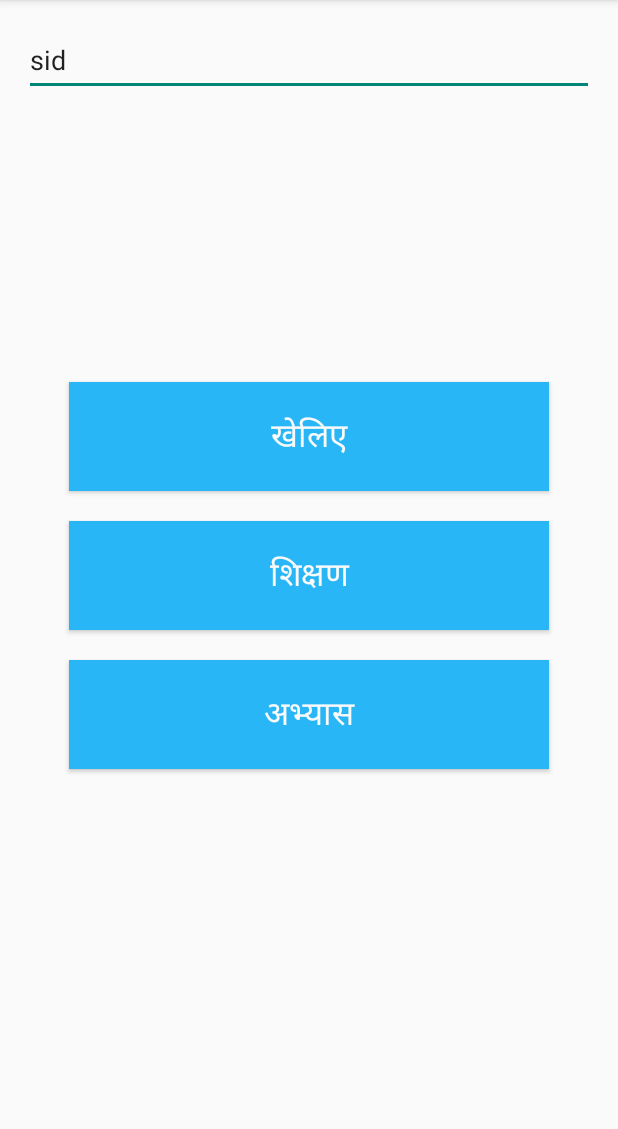
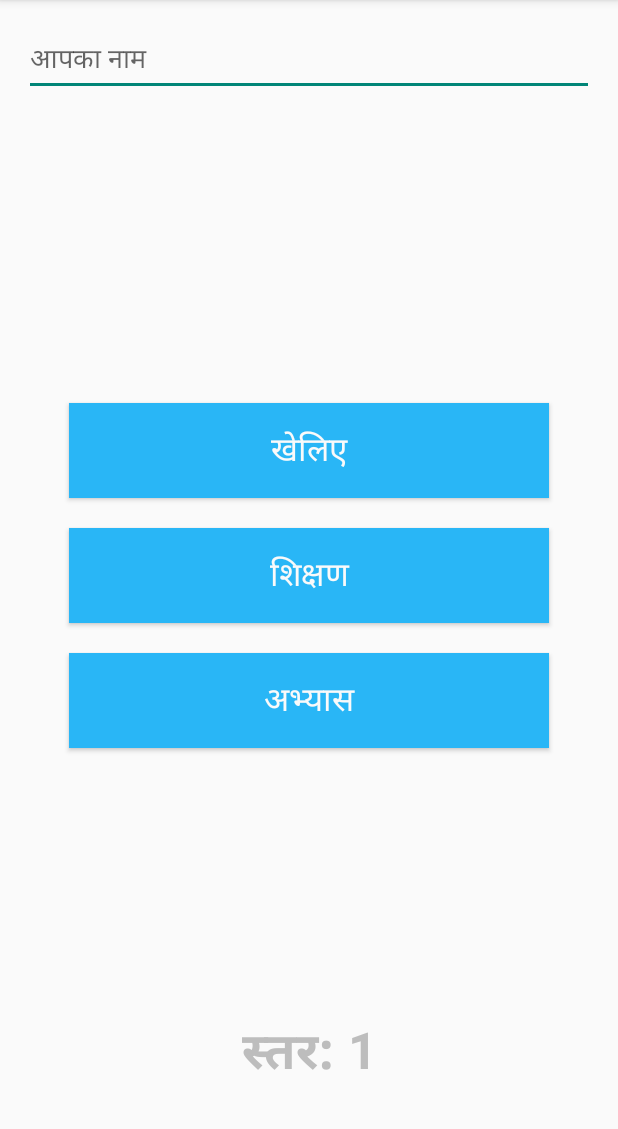
Before and after one commit to mavidser/Willow, an Android app: the MainMenu screen opened directly, with no data from a screen before it, on a phone screen of 412 x 824 dp, the part 84-1213 px from its top. Run offline under Robolectric (Android 15) with nearby library versions, the phone set to English and light mode, and no system bars; libraries missing offline, so code that uses them is left out: com.github.nkzawa.socketio; 1 statement that could not run was skipped.

Commit message:
final prototype

```diff
--- a/app/src/main/java/mavidser/willow/MainMenu.java
+++ b/app/src/main/java/mavidser/willow/MainMenu.java
@@ -40,7 +40,7 @@ public class MainMenu extends ActionBarActivity {
         final SharedPreferences prefs = PreferenceManager
                 .getDefaultSharedPreferences(this);
 
-        message.setText(prefs.getString("name", "sid"));
+        message.setText(prefs.getString("name", ""));
 
 
         message.addTextChangedListener(new TextWatcher() {
--- a/app/src/main/res/layout/activity_main_menu.xml
+++ b/app/src/main/res/layout/activity_main_menu.xml
@@ -14,12 +14,13 @@
         android:layout_centerHorizontal="true"
         android:layout_alignParentBottom="true"
         android:padding="20dp"
-        android:layout_alignParentTop="true">
+        android:layout_alignParentTop="true"
+        android:id="@+id/linearLayout2">
 
         <Button
             android:background="@color/light_blue_400"
             android:textColor="@color/grey_50"
-            android:padding="20dp"
+            android:padding="15dp"
             android:layout_margin="10dp"
             android:textSize="@dimen/abc_text_size_large_material"
             android:layout_width="fill_parent"
@@ -32,7 +33,7 @@
         <Button
             android:background="@color/light_blue_400"
             android:textColor="@color/grey_50"
-            android:padding="20dp"
+            android:padding="15dp"
             android:layout_margin="10dp"
             android:textSize="@dimen/abc_text_size_large_material"
             android:layout_width="fill_parent"
@@ -45,7 +46,7 @@
         <Button
             android:background="@color/light_blue_400"
             android:textColor="@color/grey_50"
-            android:padding="20dp"
+            android:padding="15dp"
             android:layout_margin="10dp"
             android:textSize="@dimen/abc_text_size_large_material"
             android:layout_width="fill_parent"
@@ -57,11 +58,42 @@
 
     </LinearLayout>
 
-    <EditText
-        android:hint="@string/entername"
-        android:text=""
-        android:layout_width="match_parent"
+
+
+        <EditText
+            android:hint="@string/entername"
+            android:text=""
+            android:layout_width="match_parent"
+            android:layout_height="wrap_content"
+            android:id="@+id/username"
+            android:layout_alignParentTop="true" />
+
+        <TextView
+            android:id="@+id/usrlevel"
+            android:layout_width="match_parent"
+            android:textColor="@color/grey_400"
+            android:paddingBottom="25dp"
+            android:textStyle="bold"
+            android:gravity="center_horizontal"
+            android:textSize="@dimen/abc_text_size_display_1_material"
+            android:layout_height="wrap_content"
+            android:text="स्तर: 1"
+            android:layout_alignTop="@id/button_practice"
+            android:layout_alignRight="@+id/linearLayout2"
+            android:layout_alignEnd="@+id/linearLayout2"
+            android:layout_alignBottom="@+id/linearLayout2" />
+
+    <CheckBox
+        android:layout_width="wrap_content"
         android:layout_height="wrap_content"
-        android:id="@+id/username" />
+        android:text="New CheckBox"
+        android:id="@+id/checkBox"
+        android:layout_below="@+id/username"
+        android:layout_alignParentLeft="true"
+        android:layout_alignParentStart="true"
+        android:layout_marginLeft="612dp"
+        android:layout_marginStart="612dp"
+        android:layout_marginTop="91dp" />
+
 
 </RelativeLayout>
```
Also changed, not shown: app/src/main/java/mavidser/willow/FragmentImageQuestion.java (+4 -4 lines), app/src/main/java/mavidser/willow/PlayGame.java (+6 -4 lines), app/src/main/res/layout/activity_game_result.xml (+11 -11 lines), app/src/main/res/layout/activity_main.xml (+8 -4 lines), app/src/main/res/values/strings.xml (+6 -5 lines).
